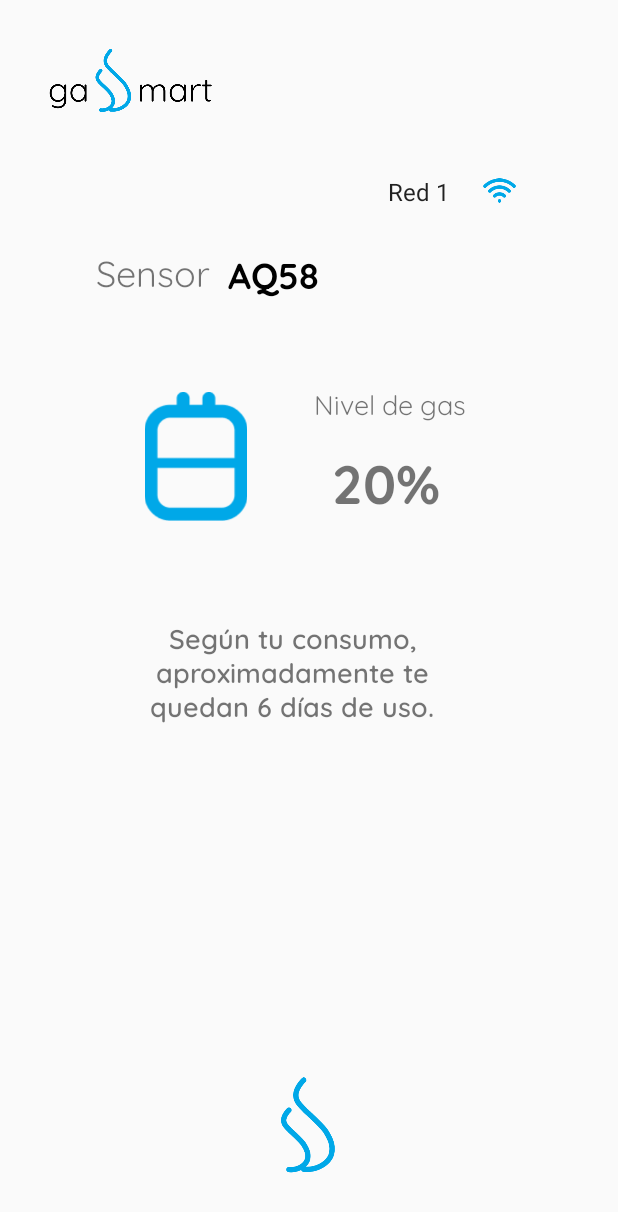
After one commit to diegodolu/gasSmart, an Android app: the DetailssensorActivity screen opened directly, with no data from a screen before it, on a phone screen of 412 x 824 dp. The commit adds this screen. Shown: the top 1212 px of the screen. Run offline under Robolectric (Android 15) with nearby library versions, the phone set to English and light mode, and no system bars.

Commit message:
Sensor red y detalles

```diff
--- /dev/null
+++ b/app/src/main/java/com/miempresa/gasapp/DetailssensorActivity.kt
@@ -0,0 +1,11 @@
+package com.miempresa.gasapp
+
+import android.os.Bundle
+import androidx.appcompat.app.AppCompatActivity
+
+class DetailssensorActivity:AppCompatActivity() {
+    override fun onCreate(savedInstantState:Bundle?){
+        super.onCreate(savedInstantState)
+        setContentView(R.layout.detailssensor_app)
+    }
+}
--- /dev/null
+++ b/app/src/main/res/drawable/boton_calibrar.xml
@@ -0,0 +1,6 @@
+<?xml version="1.0" encoding="utf-8"?>
+<shape xmlns:android="http://schemas.android.com/apk/res/android"
+    android:shape="rectangle">
+    <solid android:color="@color/grey" /> <!-- Color de fondo -->
+    <corners android:radius="10dp" /> <!-- Radio de borde -->
+</shape>
--- /dev/null
+++ b/app/src/main/res/drawable/spinner_background.xml
@@ -0,0 +1,4 @@
+<?xml version="1.0" encoding="utf-8"?>
+<shape xmlns:android="http://schemas.android.com/apk/res/android">
+    <solid android:color="@android:color/transparent"/>
+</shape>
--- /dev/null
+++ b/app/src/main/res/layout/detailssensor_app.xml
@@ -0,0 +1,130 @@
+<?xml version="1.0" encoding="utf-8"?>
+<androidx.constraintlayout.widget.ConstraintLayout xmlns:android="http://schemas.android.com/apk/res/android"
+    xmlns:app="http://schemas.android.com/apk/res-auto"
+    xmlns:tools="http://schemas.android.com/tools"
+    android:layout_width="match_parent"
+    android:layout_height="match_parent"
+    tools:context=".AddsensorActivity">
+
+    <ImageView
+        android:id="@+id/img_detailssensor_logo"
+        android:layout_width="110dp"
+        android:layout_height="43dp"
+        android:layout_marginStart="32dp"
+        android:layout_marginTop="32dp"
+        app:layout_constraintStart_toStartOf="parent"
+        app:layout_constraintTop_toTopOf="parent"
+        app:srcCompat="@drawable/logo02" />
+
+    <TextView
+        android:id="@+id/lbl_detailssensor_titulo"
+        android:layout_width="wrap_content"
+        android:layout_height="wrap_content"
+        android:layout_marginStart="64dp"
+        android:layout_marginTop="164dp"
+        android:fontFamily="@font/quicksand_regular"
+        android:text="Sensor"
+        android:textSize="24sp"
+        app:layout_constraintStart_toStartOf="parent"
+        app:layout_constraintTop_toTopOf="parent" />
+
+    <ImageView
+        android:id="@+id/img_detailssensor_ss"
+        android:layout_width="36dp"
+        android:layout_height="68dp"
+        android:layout_marginStart="32dp"
+        android:layout_marginEnd="32dp"
+        android:layout_marginBottom="40dp"
+        app:layout_constraintBottom_toBottomOf="parent"
+        app:layout_constraintEnd_toEndOf="parent"
+        app:layout_constraintHorizontal_bias="0.498"
+        app:layout_constraintStart_toStartOf="parent"
+        app:srcCompat="@drawable/logo01" />
+
+    <TextView
+        android:id="@+id/lbl_detailssensor_nombre"
+        android:layout_width="wrap_content"
+        android:layout_height="wrap_content"
+        android:layout_marginStart="12dp"
+        android:layout_marginTop="164dp"
+        android:fontFamily="@font/quicksand_bold"
+        android:text="AQ58"
+        android:textColor="@color/black"
+        android:textSize="24sp"
+        android:textStyle="bold"
+        app:layout_constraintStart_toEndOf="@+id/lbl_detailssensor_titulo"
+        app:layout_constraintTop_toTopOf="parent" />
+
+    <Spinner
+        android:id="@+id/spn_detailssensor_redes"
+        style="@style/AppSpinnerStyle"
+        android:layout_width="80dp"
+        android:layout_height="23dp"
+        android:layout_marginTop="116dp"
+        android:entries="@array/redes_disponibles"
+        android:textAppearance="@style/CustomSpinnerTextStyle"
+        app:layout_constraintEnd_toEndOf="parent"
+        app:layout_constraintHorizontal_bias="0.755"
+        app:layout_constraintStart_toStartOf="parent"
+        app:layout_constraintTop_toTopOf="parent" />
+
+    <TextView
+        android:id="@+id/lbl_detailssensor_subtitulo"
+        android:layout_width="wrap_content"
+        android:layout_height="wrap_content"
+        android:layout_marginStart="36dp"
+        android:layout_marginTop="256dp"
+        android:fontFamily="@font/quicksand_regular"
+        android:text="Nivel de gas"
+        android:textSize="18sp"
+        app:layout_constraintEnd_toEndOf="parent"
+        app:layout_constraintHorizontal_bias="0.0"
+        app:layout_constraintStart_toEndOf="@+id/img_detailssensor_balon"
+        app:layout_constraintTop_toTopOf="parent" />
+
+    <ImageView
+        android:id="@+id/img_detailssensor_wifi"
+        android:layout_width="22dp"
+        android:layout_height="22dp"
+        android:layout_marginTop="116dp"
+        android:layout_marginEnd="68dp"
+        app:layout_constraintEnd_toEndOf="parent"
+        app:layout_constraintTop_toTopOf="parent"
+        app:srcCompat="@drawable/wifi_celeste" />
+
+    <TextView
+        android:id="@+id/lbl_detailssensor_porcentaje"
+        android:layout_width="wrap_content"
+        android:layout_height="wrap_content"
+        android:layout_marginStart="48dp"
+        android:layout_marginTop="12dp"
+        android:fontFamily="@font/quicksand_bold"
+        android:text="20%"
+        android:textSize="36sp"
+        app:layout_constraintStart_toEndOf="@+id/img_detailssensor_balon"
+        app:layout_constraintTop_toBottomOf="@+id/lbl_detailssensor_subtitulo" />
+
+    <TextView
+        android:id="@+id/lbl_detailssensor_descripcion"
+        android:layout_width="230dp"
+        android:layout_height="73dp"
+        android:layout_marginStart="80dp"
+        android:layout_marginTop="64dp"
+        android:fontFamily="@font/quicksand_semibold"
+        android:text="Según tu consumo, aproximadamente te quedan 6 días de uso."
+        android:textAlignment="center"
+        android:textSize="18sp"
+        app:layout_constraintStart_toStartOf="parent"
+        app:layout_constraintTop_toBottomOf="@+id/img_detailssensor_balon" />
+
+    <ImageView
+        android:id="@+id/img_detailssensor_balon"
+        android:layout_width="85dp"
+        android:layout_height="86dp"
+        android:layout_marginStart="88dp"
+        android:layout_marginTop="64dp"
+        app:layout_constraintStart_toStartOf="parent"
+        app:layout_constraintTop_toBottomOf="@+id/lbl_detailssensor_titulo"
+        app:srcCompat="@drawable/balon" />
+
+</androidx.constraintlayout.widget.ConstraintLayout>
--- a/app/src/main/res/values/colors.xml
+++ b/app/src/main/res/values/colors.xml
@@ -4,4 +4,6 @@
     <color name="white">#FFFFFFFF</color>
     <color name="boton">#00A8E8</color>
     <color name="edit_text">#D9D9D9</color>
+    <color name="grey">#BFC0C0</color>
+    <color name="transparent">#00D9D9D9</color>
 </resources>
--- a/app/src/main/res/values/strings.xml
+++ b/app/src/main/res/values/strings.xml
@@ -1,3 +1,8 @@
 <resources>
     <string name="app_name">gasApp</string>
+    <string-array name="redes_disponibles">
+        <item>Red 1</item>
+        <item>Red 2</item>
+        <item>Red 3</item>
+    </string-array>
 </resources>
--- /dev/null
+++ b/app/src/main/res/values/styles.xml
@@ -0,0 +1,12 @@
+<?xml version="1.0" encoding="utf-8"?>
+<resources>
+    <style name="AppSpinnerStyle" parent="Widget.AppCompat.Spinner">
+        <item name="android:fontFamily">@font/quicksand_semibold</item> <!-- Cambia "sans-serif-medium" por el tipo de fuente deseado -->
+        <item name="android:background">@drawable/spinner_background</item>
+        <item name="android:popupBackground">#FFFFFF</item> <!-- Cambia el color de fondo del desplegable si lo necesitas -->
+        <item name="android:dropDownVerticalOffset">0dp</item>
+    </style>
+    <style name="CustomSpinnerTextStyle" parent="Widget.AppCompat.Spinner">
+        <item name="android:fontFamily">@font/quicksand_regular</item>
+    </style>
+</resources>
--- a/build.gradle.kts
+++ b/build.gradle.kts
@@ -1,5 +1,5 @@
 // Top-level build file where you can add configuration options common to all sub-projects/modules.
 plugins {
-    id("com.android.application") version "8.1.3" apply false
+    id("com.android.application") version "8.3.0" apply false
     id("org.jetbrains.kotlin.android") version "1.9.0" apply false
 }
```
Also changed, not shown: app/src/main/AndroidManifest.xml (+10 -0 lines), app/src/main/java/com/miempresa/gasapp/BoundActivity.kt (+8 -1 lines), app/src/main/java/com/miempresa/gasapp/RedsensorActivity.kt (added, +18 -0 lines), app/src/main/java/com/miempresa/gasapp/RedssensorActivity.kt (added, +18 -0 lines), app/src/main/res/layout/redsensor_app.xml (added, +120 -0 lines), app/src/main/res/layout/redssensor_app.xml (added, +108 -0 lines), gradle/wrapper/gradle-wrapper.properties.
